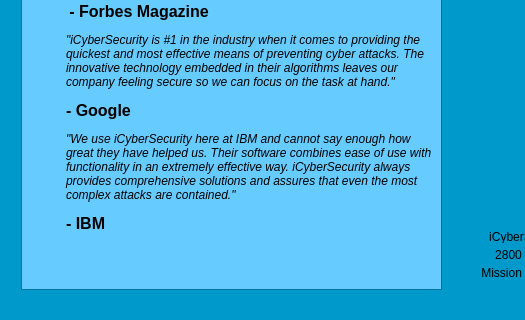
Above: src/mainwindow.ui from brianclinkenbeard/pamphlet before the change; both pictures show x 0 to 525 and y 330 to 650 of the 1024 by 650 pixel window. Below: the same form after it.
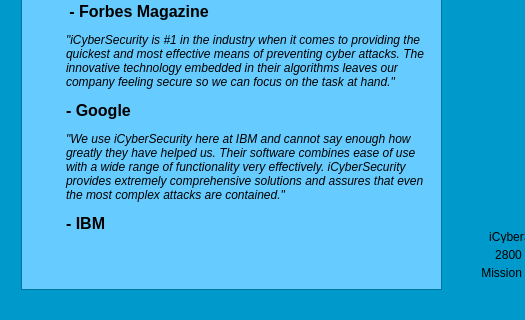
That is the form after the change.

Commit message: actually revise testimonial

```diff
--- a/src/mainwindow.ui
+++ b/src/mainwindow.ui
@@ -132,7 +132,7 @@
 &lt;p style=&quot; margin-top:12px; margin-bottom:0px; margin-left:0px; margin-right:0px; -qt-block-indent:1; text-indent:0px;&quot;&gt; &lt;span style=&quot; font-size:12pt; font-weight:600;&quot;&gt;- Forbes Magazine&lt;/span&gt;&lt;/p&gt;
 &lt;p style=&quot; margin-top:12px; margin-bottom:0px; margin-left:0px; margin-right:0px; -qt-block-indent:1; text-indent:0px;&quot;&gt;&lt;span style=&quot; font-style:italic;&quot;&gt;&amp;quot;iCyberSecurity is #1 in the industry when it comes to providing the quickest and most effective means of preventing cyber attacks. The innovative technology embedded in their algorithms leaves our company feeling secure so we can focus on the task at hand.&amp;quot; &lt;/span&gt;&lt;/p&gt;
 &lt;p style=&quot; margin-top:12px; margin-bottom:0px; margin-left:0px; margin-right:0px; -qt-block-indent:1; text-indent:0px;&quot;&gt;&lt;span style=&quot; font-size:12pt; font-weight:600;&quot;&gt;- Google&lt;/span&gt;&lt;/p&gt;
-&lt;p style=&quot; margin-top:12px; margin-bottom:0px; margin-left:0px; margin-right:0px; -qt-block-indent:1; text-indent:0px;&quot;&gt;&lt;span style=&quot; font-style:italic;&quot;&gt;&amp;quot;We use iCyberSecurity here at IBM and cannot say enough how great they have helped us. Their software combines ease of use with functionality in an extremely effective way. iCyberSecurity always provides comprehensive solutions and assures that even the most complex attacks are contained.&amp;quot;&lt;/span&gt;&lt;/p&gt;
+&lt;p style=&quot; margin-top:12px; margin-bottom:0px; margin-left:0px; margin-right:0px; -qt-block-indent:1; text-indent:0px;&quot;&gt;&lt;span style=&quot; font-style:italic;&quot;&gt;&amp;quot;We use iCyberSecurity here at IBM and cannot say enough how greatly they have helped us. Their software combines ease of use with a wide range of functionality very effectively. iCyberSecurity provides extremely comprehensive solutions and assures that even the most complex attacks are contained.&amp;quot;&lt;/span&gt;&lt;/p&gt;
 &lt;p style=&quot; margin-top:12px; margin-bottom:0px; margin-left:0px; margin-right:0px; -qt-block-indent:1; text-indent:0px;&quot;&gt;&lt;span style=&quot; font-size:12pt; font-weight:600;&quot;&gt;- IBM&lt;/span&gt;&lt;/p&gt;&lt;/body&gt;&lt;/html&gt;</string>
     </property>
    </widget>
```
